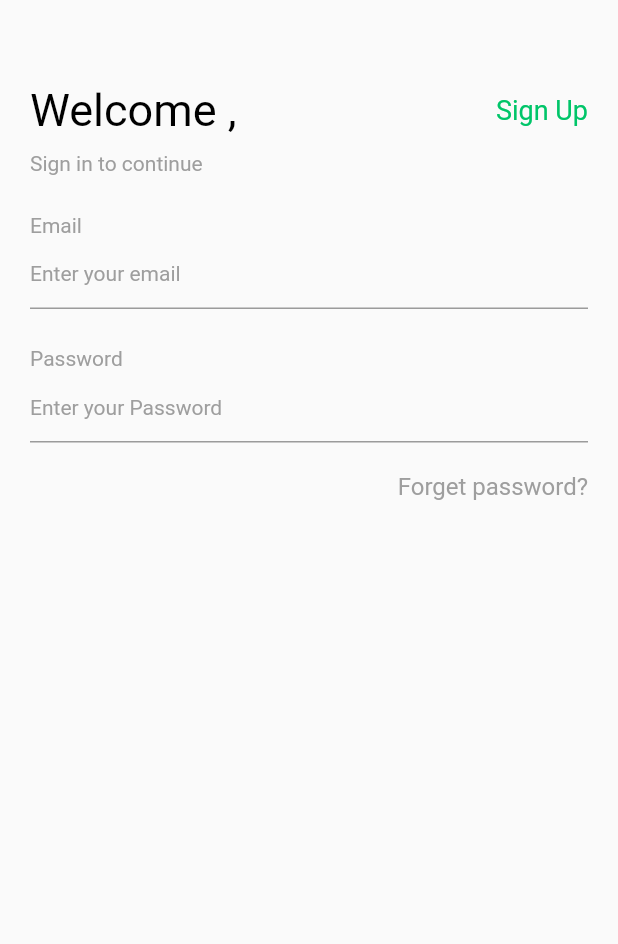
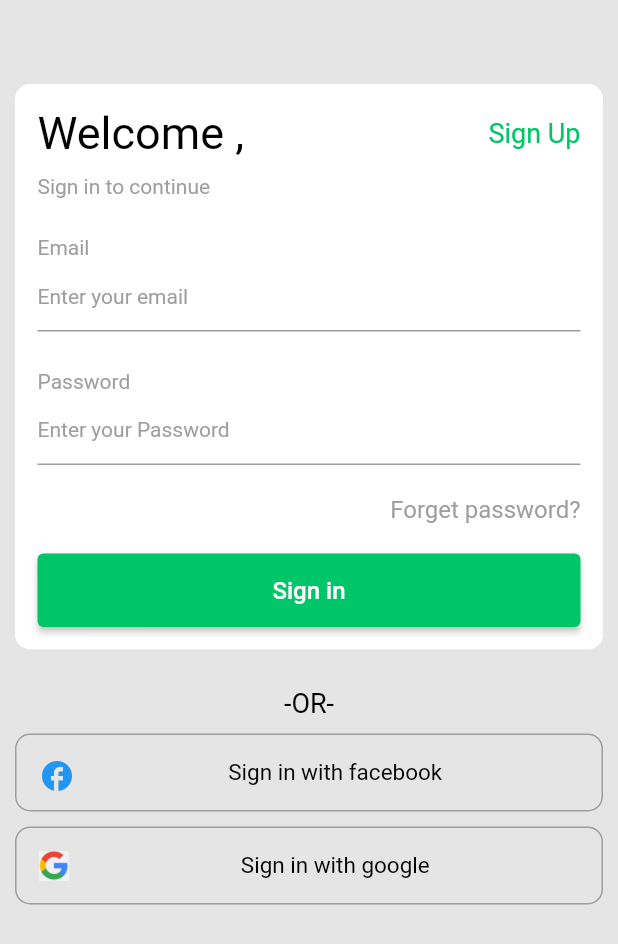
Before and after one commit to nermeen50/-Ecommerce_App, a Flutter app: the screen it shows after launch, on a phone screen of 412 x 824 dp. Shown: the top 944 px of the screen. Run offline on Flutter 3.47's test engine with Material 2 defaults, Android fonts, the phone set to English and light mode, and no system bars; our stand-ins replace firebase_auth, firebase_core, get, google_sign_in; missing offline and left inert: flutter_facebook_login; accounts and stored records are empty.

Commit message:
add signIn with google and facebook in firebase

```diff
--- /dev/null
+++ b/lib/custom_widget/custom_button.dart
@@ -0,0 +1,26 @@
+import 'package:ecommerce_app/core/constant/app_color.dart';
+import 'package:ecommerce_app/custom_widget/custom_text.dart';
+import 'package:flutter/material.dart';
+
+class CustomButton extends StatelessWidget {
+  final String text;
+  final Function()? press;
+  const CustomButton({Key? key, required this.text, this.press})
+      : super(key: key);
+
+  @override
+  Widget build(BuildContext context) {
+    return ElevatedButton(
+      onPressed: press,
+      style: ButtonStyle(
+          padding: MaterialStateProperty.all<EdgeInsets>(
+              const EdgeInsets.symmetric(vertical: 15)),
+          backgroundColor:
+              MaterialStateProperty.all<Color>(AppColors.primaryColor)),
+      child: CustomText(
+          text: text,
+          color: Colors.white,
+          alignment: AlignmentDirectional.center),
+    );
+  }
+}
--- /dev/null
+++ b/lib/custom_widget/custom_soical_button.dart
@@ -0,0 +1,36 @@
+import 'package:ecommerce_app/custom_widget/custom_text.dart';
+import 'package:flutter/material.dart';
+
+class CustomSoicalButton extends StatelessWidget {
+  final String text;
+  final Widget? icon;
+  final VoidCallback? press;
+  const CustomSoicalButton({Key? key, this.text = '', this.icon, this.press})
+      : super(key: key);
+
+  @override
+  Widget build(BuildContext context) {
+    return InkWell(
+      onTap: press,
+      child: Container(
+        padding:
+            const EdgeInsetsDirectional.only(top: 15, bottom: 15, start: 15),
+        decoration: BoxDecoration(
+            border: Border.all(color: Colors.grey),
+            borderRadius: BorderRadius.circular(10)),
+        child: Row(
+          mainAxisAlignment: MainAxisAlignment.spaceBetween,
+          children: [
+            SizedBox(
+              width: 20,
+              height: 20,
+              child: icon,
+            ),
+            CustomText(text: text, fontSize: 15),
+            const SizedBox()
+          ],
+        ),
+      ),
+    );
+  }
+}
--- a/lib/custom_widget/custom_textfield.dart
+++ b/lib/custom_widget/custom_textfield.dart
@@ -4,10 +4,18 @@ import 'package:flutter/material.dart';
 class CustomTextField extends StatelessWidget {
   final String lable;
   final String hint;
+  final TextInputType? keyboardType;
+  final bool obscureText;
   final Function(String?)? onSaved;
   final String? Function(String?)? validator;
   const CustomTextField(
-      {Key? key, this.lable = '', this.hint = '', this.onSaved, this.validator})
+      {Key? key,
+      this.lable = '',
+      this.hint = '',
+      this.onSaved,
+      this.validator,
+      this.keyboardType,
+      this.obscureText = false})
       : super(key: key);
 
   @override
@@ -18,6 +26,8 @@ class CustomTextField extends StatelessWidget {
         TextFormField(
           onSaved: onSaved,
           validator: validator,
+          keyboardType: keyboardType,
+          obscureText: obscureText,
           decoration: InputDecoration(
               hintText: hint,
               hintStyle: const TextStyle(fontSize: 14, color: Colors.grey)),
--- /dev/null
+++ b/lib/helper/binding.dart
@@ -0,0 +1,9 @@
+import 'package:ecommerce_app/view_model/auth_view_model/auth_view_model.dart';
+import 'package:get/get.dart';
+
+class Binding extends Bindings {
+  @override
+  void dependencies() {
+    Get.lazyPut(() => AuthViewModel());
+  }
+}
--- a/lib/main.dart
+++ b/lib/main.dart
@@ -1,7 +1,12 @@
+import 'package:ecommerce_app/helper/binding.dart';
 import 'package:ecommerce_app/view/auth/login_view.dart';
+import 'package:firebase_core/firebase_core.dart';
 import 'package:flutter/material.dart';
+import 'package:get/get.dart';
 
-void main() {
+void main() async {
+  WidgetsFlutterBinding.ensureInitialized();
+  await Firebase.initializeApp();
   runApp(const MyApp());
 }
 
@@ -9,7 +14,8 @@ class MyApp extends StatelessWidget {
   const MyApp({Key? key}) : super(key: key);
   @override
   Widget build(BuildContext context) {
-    return MaterialApp(
+    return GetMaterialApp(
+      initialBinding: Binding(),
       title: 'Flutter Demo',
       theme: ThemeData(
         primarySwatch: Colors.blue,
--- a/lib/view/auth/login_view.dart
+++ b/lib/view/auth/login_view.dart
@@ -1,44 +1,73 @@
 import 'package:ecommerce_app/core/constant/app_color.dart';
+import 'package:ecommerce_app/custom_widget/custom_button.dart';
+import 'package:ecommerce_app/custom_widget/custom_soical_button.dart';
 import 'package:ecommerce_app/custom_widget/custom_text.dart';
 import 'package:ecommerce_app/custom_widget/custom_textfield.dart';
+import 'package:ecommerce_app/view/auth/signUp_view.dart';
+import 'package:ecommerce_app/view/home/home_view.dart';
+import 'package:ecommerce_app/view_model/auth_view_model/auth_view_model.dart';
 import 'package:flutter/material.dart';
+import 'package:get/get.dart';
 
-class LoginView extends StatelessWidget {
+class LoginView extends GetWidget<AuthViewModel> {
   const LoginView({Key? key}) : super(key: key);
 
   @override
   Widget build(BuildContext context) {
     return Scaffold(
+      backgroundColor: const Color.fromARGB(255, 230, 229, 229),
       appBar: AppBar(
         elevation: 0.0,
         backgroundColor: Colors.transparent,
       ),
-      body: Container(
-        padding: const EdgeInsets.symmetric(horizontal: 20),
+      body: SingleChildScrollView(
+        padding: const EdgeInsets.symmetric(horizontal: 10),
         child: Column(
           crossAxisAlignment: CrossAxisAlignment.start,
           mainAxisAlignment: MainAxisAlignment.start,
           children: [
-            Row(mainAxisAlignment: MainAxisAlignment.spaceBetween, children: [
+            Container(
+              padding: const EdgeInsets.all(15),
+              decoration: BoxDecoration(
+                  borderRadius: BorderRadius.circular(10), color: Colors.white),
+              child: Column(
+                children: [
+                  Row(
+                      mainAxisAlignment: MainAxisAlignment.spaceBetween,
+                      children: [
                         const CustomText(text: 'Welcome ,', fontSize: 30),
-              CustomText(
-                  text: 'Sign Up', fontSize: 18, color: AppColors.primaryColor),
+                        InkWell(
+                          onTap: () => Get.to(() => const SignUpView()),
+                          child: CustomText(
+                              text: 'Sign Up',
+                              fontSize: 18,
+                              color: AppColors.primaryColor),
+                        ),
                       ]),
                   const SizedBox(height: 10),
                   const CustomText(
-                text: 'Sign in to continue', fontSize: 14, color: Colors.grey),
+                      text: 'Sign in to continue',
+                      fontSize: 14,
+                      color: Colors.grey),
                   const SizedBox(height: 25),
                   CustomTextField(
+                    keyboardType: TextInputType.emailAddress,
                     lable: 'Email',
                     hint: 'Enter your email',
-              validator: (value) {},
+                    validator: (value) {
+                      return null;
+                    },
                     onSaved: (value) {},
                   ),
                   const SizedBox(height: 25),
                   CustomTextField(
+                    obscureText: true,
+                    keyboardType: TextInputType.visiblePassword,
                     lable: 'Password',
                     hint: 'Enter your Password',
-              validator: (value) {},
+                    validator: (value) {
+                      return null;
+                    },
                     onSaved: (value) {},
                   ),
                   const SizedBox(height: 20),
@@ -46,6 +75,33 @@ class LoginView extends StatelessWidget {
                       text: 'Forget password?',
                       alignment: AlignmentDirectional.centerEnd,
                       color: Colors.grey),
+                  const SizedBox(height: 20),
+                  CustomButton(
+                    text: 'Sign in',
+                    press: () => Get.to(() => const HomeView()),
+                  ),
+                ],
+              ),
+            ),
+            const SizedBox(height: 25),
+            const CustomText(
+                text: '-OR-',
+                fontSize: 18,
+                alignment: AlignmentDirectional.center),
+            const SizedBox(height: 10),
+            CustomSoicalButton(
+                press: () {
+                  controller.signInWithFacebook();
+                },
+                icon: const Icon(Icons.facebook, color: Colors.blue),
+                text: 'Sign in with facebook'),
+            const SizedBox(height: 10),
+            CustomSoicalButton(
+                press: () {
+                  controller.signInWithGoogle();
+                },
+                icon: Image.asset('assets/images/google_icon.png'),
+                text: 'Sign in with google'),
           ],
         ),
       ),
```
Also changed, not shown: lib/view/auth/signUp_view.dart (added, +65 -0 lines), lib/view/home/home_view.dart (added, +28 -0 lines), lib/view_model/auth_view_model/auth_view_model.dart (added, +34 -0 lines), pubspec.yaml (+6 -3 lines), assets/images/google_icon.png (added), 5 other files. Lines whose indentation alone changed are shown as unchanged.
